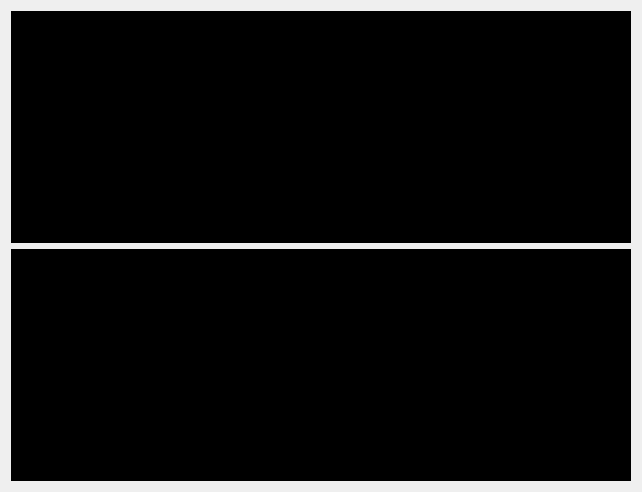
First picture: the form in jackcontrol/jackscopewidget.ui, repository 6676401088/jackcontrol, before the edit.
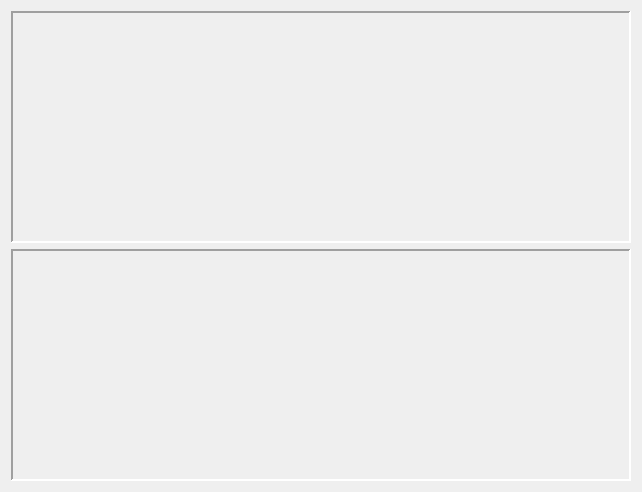
Second picture: the form after the edit.

Patch:
```diff
--- a/jackcontrol/jackscopewidget.ui
+++ b/jackcontrol/jackscopewidget.ui
@@ -17,7 +17,16 @@
    <item>
     <widget class="QLabel" name="labelTimeDomain">
      <property name="styleSheet">
-      <string notr="true">background: black;</string>
+      <string notr="true"/>
+     </property>
+     <property name="frameShape">
+      <enum>QFrame::Panel</enum>
+     </property>
+     <property name="frameShadow">
+      <enum>QFrame::Sunken</enum>
+     </property>
+     <property name="lineWidth">
+      <number>2</number>
      </property>
      <property name="text">
       <string/>
@@ -27,7 +36,16 @@
    <item>
     <widget class="QLabel" name="labelFrequencyDomain">
      <property name="styleSheet">
-      <string notr="true">background: black;</string>
+      <string notr="true"/>
+     </property>
+     <property name="frameShape">
+      <enum>QFrame::Panel</enum>
+     </property>
+     <property name="frameShadow">
+      <enum>QFrame::Sunken</enum>
+     </property>
+     <property name="lineWidth">
+      <number>2</number>
      </property>
      <property name="text">
       <string/>
```
